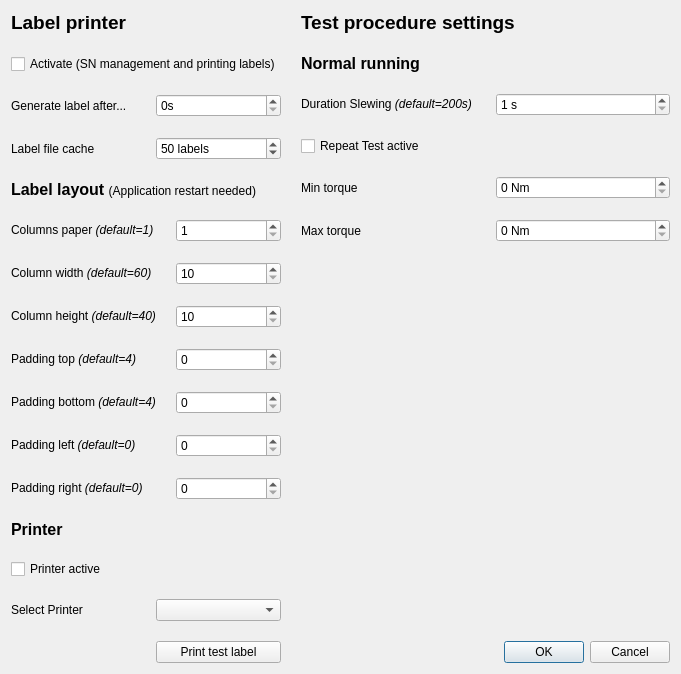
This is app/ui/settings_diag.ui in davidsenoner/emec-drv-canopen-tester as Qt 5 draws it before an edit. The edited form follows.
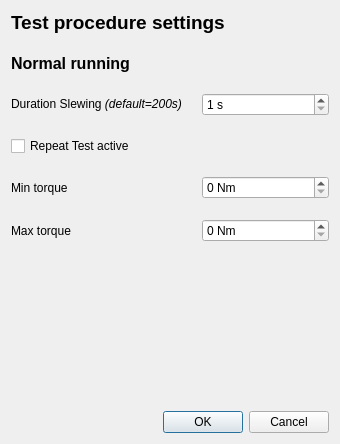
This is the edited form.

Commit message: refactor: separate settings dialog from label printer settings dialog

What changed in the file:
```diff
--- a/app/ui/settings_diag.ui
+++ b/app/ui/settings_diag.ui
@@ -6,7 +6,7 @@
    <rect>
     <x>0</x>
     <y>0</y>
-    <width>681</width>
+    <width>340</width>
     <height>444</height>
    </rect>
   </property>
@@ -17,253 +17,6 @@
    <property name="spacing">
     <number>20</number>
    </property>
-   <item>
-    <layout class="QVBoxLayout" name="verticalLayout_2">
-     <item>
-      <widget class="QLabel" name="label_2">
-       <property name="text">
-        <string>&lt;html&gt;&lt;head/&gt;&lt;body&gt;&lt;p&gt;&lt;span style=&quot; font-size:14pt; font-weight:600;&quot;&gt;Label printer&lt;/span&gt;&lt;/p&gt;&lt;/body&gt;&lt;/html&gt;</string>
-       </property>
-      </widget>
-     </item>
-     <item>
-      <layout class="QGridLayout" name="gridLayout">
-       <item row="0" column="0">
-        <widget class="QCheckBox" name="cb_sn_active">
-         <property name="text">
-          <string>Activate (SN management and printing labels)</string>
-         </property>
-        </widget>
-       </item>
-      </layout>
-     </item>
-     <item>
-      <layout class="QGridLayout" name="gridLayout_4">
-       <item row="1" column="0">
-        <widget class="QLabel" name="label_12">
-         <property name="text">
-          <string>Label file cache</string>
-         </property>
-        </widget>
-       </item>
-       <item row="0" column="0">
-        <widget class="QLabel" name="label_3">
-         <property name="text">
-          <string>Generate label after...</string>
-         </property>
-        </widget>
-       </item>
-       <item row="0" column="1">
-        <widget class="QSpinBox" name="sb_print_autom_timer">
-         <property name="toolTip">
-          <string>After this test-time a test report label with serialnumber will be printed</string>
-         </property>
-         <property name="suffix">
-          <string>s</string>
-         </property>
-         <property name="maximum">
-          <number>3600</number>
-         </property>
-        </widget>
-       </item>
-       <item row="1" column="1">
-        <widget class="QSpinBox" name="sb_label_file_cache">
-         <property name="suffix">
-          <string> labels</string>
-         </property>
-         <property name="minimum">
-          <number>1</number>
-         </property>
-         <property name="maximum">
-          <number>1000</number>
-         </property>
-         <property name="value">
-          <number>50</number>
-         </property>
-        </widget>
-       </item>
-      </layout>
-     </item>
-     <item>
-      <widget class="QLabel" name="label_4">
-       <property name="text">
-        <string>&lt;html&gt;&lt;head/&gt;&lt;body&gt;&lt;p&gt;&lt;span style=&quot; font-size:12pt; font-weight:600;&quot;&gt;Label layout &lt;/span&gt;&lt;span style=&quot; font-size:9pt;&quot;&gt;(Application restart needed)&lt;/span&gt;&lt;/p&gt;&lt;/body&gt;&lt;/html&gt;</string>
-       </property>
-      </widget>
-     </item>
-     <item>
-      <layout class="QGridLayout" name="gridLayout_3">
-       <item row="5" column="0">
-        <widget class="QLabel" name="label_9">
-         <property name="text">
-          <string>&lt;html&gt;&lt;head/&gt;&lt;body&gt;&lt;p&gt;Padding bottom &lt;span style=&quot; font-style:italic;&quot;&gt;(default=4)&lt;/span&gt;&lt;/p&gt;&lt;/body&gt;&lt;/html&gt;</string>
-         </property>
-        </widget>
-       </item>
-       <item row="6" column="0">
-        <widget class="QLabel" name="label_10">
-         <property name="text">
-          <string>&lt;html&gt;&lt;head/&gt;&lt;body&gt;&lt;p&gt;Padding left &lt;span style=&quot; font-style:italic;&quot;&gt;(default=0)&lt;/span&gt;&lt;/p&gt;&lt;/body&gt;&lt;/html&gt;</string>
-         </property>
-        </widget>
-       </item>
-       <item row="3" column="1">
-        <widget class="QSpinBox" name="sb_column_height">
-         <property name="minimum">
-          <number>10</number>
-         </property>
-         <property name="maximum">
-          <number>200</number>
-         </property>
-         <property name="value">
-          <number>10</number>
-         </property>
-        </widget>
-       </item>
-       <item row="4" column="0">
-        <widget class="QLabel" name="label_8">
-         <property name="text">
-          <string>&lt;html&gt;&lt;head/&gt;&lt;body&gt;&lt;p&gt;Padding top &lt;span style=&quot; font-style:italic;&quot;&gt;(default=4)&lt;/span&gt;&lt;/p&gt;&lt;/body&gt;&lt;/html&gt;</string>
-         </property>
-        </widget>
-       </item>
-       <item row="1" column="0">
-        <widget class="QLabel" name="label_5">
-         <property name="text">
-          <string>&lt;html&gt;&lt;head/&gt;&lt;body&gt;&lt;p&gt;Columns paper&lt;span style=&quot; font-style:italic;&quot;&gt; (default=1)&lt;/span&gt;&lt;/p&gt;&lt;/body&gt;&lt;/html&gt;</string>
-         </property>
-        </widget>
-       </item>
-       <item row="1" column="1">
-        <widget class="QSpinBox" name="sb_label_columns">
-         <property name="minimum">
-          <number>1</number>
-         </property>
-         <property name="maximum">
-          <number>10</number>
-         </property>
-         <property name="value">
-          <number>1</number>
-         </property>
-        </widget>
-       </item>
-       <item row="2" column="0">
-        <widget class="QLabel" name="label_6">
-         <property name="text">
-          <string>&lt;html&gt;&lt;head/&gt;&lt;body&gt;&lt;p&gt;Column width &lt;span style=&quot; font-style:italic;&quot;&gt;(default=60)&lt;/span&gt;&lt;/p&gt;&lt;/body&gt;&lt;/html&gt;</string>
-         </property>
-        </widget>
-       </item>
-       <item row="3" column="0">
-        <widget class="QLabel" name="label_7">
-         <property name="text">
-          <string>&lt;html&gt;&lt;head/&gt;&lt;body&gt;&lt;p&gt;Column height &lt;span style=&quot; font-style:italic;&quot;&gt;(default=40)&lt;/span&gt;&lt;/p&gt;&lt;/body&gt;&lt;/html&gt;</string>
-         </property>
-        </widget>
-       </item>
-       <item row="2" column="1">
-        <widget class="QSpinBox" name="sb_column_width">
-         <property name="minimum">
-          <number>10</number>
-         </property>
-         <property name="maximum">
-          <number>200</number>
-         </property>
-         <property name="value">
-          <number>10</number>
-         </property>
-        </widget>
-       </item>
-       <item row="7" column="0">
-        <widget class="QLabel" name="label_11">
-         <property name="text">
-          <string>&lt;html&gt;&lt;head/&gt;&lt;body&gt;&lt;p&gt;Padding right &lt;span style=&quot; font-style:italic;&quot;&gt;(default=0)&lt;/span&gt;&lt;/p&gt;&lt;/body&gt;&lt;/html&gt;</string>
-         </property>
-        </widget>
-       </item>
-       <item row="4" column="1">
-        <widget class="QSpinBox" name="sb_padding_top"/>
-       </item>
-       <item row="5" column="1">
-        <widget class="QSpinBox" name="sb_padding_bottom"/>
-       </item>
-       <item row="6" column="1">
-        <widget class="QSpinBox" name="sb_padding_left">
-         <property name="value">
-          <number>0</number>
-         </property>
-        </widget>
-       </item>
-       <item row="7" column="1">
-        <widget class="QSpinBox" name="sb_padding_right">
-         <property name="value">
-          <number>0</number>
-         </property>
-        </widget>
-       </item>
-      </layout>
-     </item>
-     <item>
-      <widget class="QLabel" name="lbl_title">
-       <property name="text">
-        <string>&lt;html&gt;&lt;head/&gt;&lt;body&gt;&lt;p&gt;&lt;span style=&quot; font-size:12pt; font-weight:600;&quot;&gt;Printer&lt;/span&gt;&lt;/p&gt;&lt;/body&gt;&lt;/html&gt;</string>
-       </property>
-      </widget>
-     </item>
-     <item>
-      <layout class="QGridLayout" name="gridLayout_2">
-       <item row="4" column="2">
-        <widget class="QComboBox" name="cb_select_printer">
-         <property name="toolTip">
-          <string>Select a labelprinter from list</string>
-         </property>
-        </widget>
-       </item>
-       <item row="4" column="0">
-        <widget class="QLabel" name="label">
-         <property name="text">
-          <string>Select Printer</string>
-         </property>
-        </widget>
-       </item>
-       <item row="2" column="0">
-        <widget class="QCheckBox" name="cb_printer_active">
-         <property name="toolTip">
-          <string>Enable label printing</string>
-         </property>
-         <property name="text">
-          <string>Printer active</string>
-         </property>
-        </widget>
-       </item>
-       <item row="5" column="2">
-        <layout class="QHBoxLayout" name="horizontalLayout">
-         <item>
-          <widget class="QPushButton" name="btn_print_test_label">
-           <property name="text">
-            <string>Print test label</string>
-           </property>
-          </widget>
-         </item>
-        </layout>
-       </item>
-      </layout>
-     </item>
-     <item>
-      <spacer name="verticalSpacer_2">
-       <property name="orientation">
-        <enum>Qt::Vertical</enum>
-       </property>
-       <property name="sizeHint" stdset="0">
-        <size>
-         <width>20</width>
-         <height>40</height>
-        </size>
-       </property>
-      </spacer>
-     </item>
-    </layout>
-   </item>
    <item>
     <layout class="QVBoxLayout" name="verticalLayout_3">
      <item>
```
The commit also changes 3 other files.
